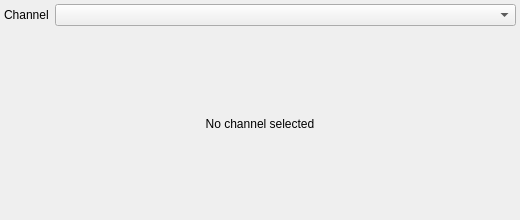
Before: the Qt Designer form plugins/feature/freqdisplay/freqdisplaygui.ui in thomasgi1/sdrangel, drawn with Qt 5.
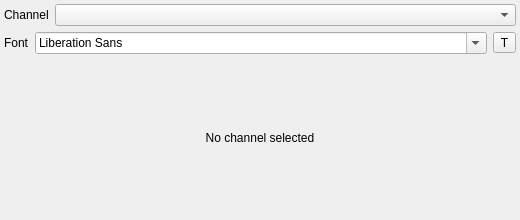
After: the same form once the commit is applied. Custom widgets are drawn as their Qt base class.

Commit message:
freqdisplay: add font family combo box and transparent background toggle
Agent-Logs-Url: https://github.com/srcejon/sdrangel/sessions/b4da7187-ba56-4943-ae14-800f326fb72b

Diff of the .ui file:
```diff
--- a/plugins/feature/freqdisplay/freqdisplaygui.ui
+++ b/plugins/feature/freqdisplay/freqdisplaygui.ui
@@ -68,6 +68,40 @@
       </item>
      </layout>
     </item>
+    <item>
+     <layout class="QHBoxLayout" name="fontLayout">
+      <item>
+       <widget class="QLabel" name="fontLabel">
+        <property name="text">
+         <string>Font</string>
+        </property>
+       </widget>
+      </item>
+      <item>
+       <widget class="QFontComboBox" name="fontFamily">
+        <property name="sizePolicy">
+         <sizepolicy hsizetype="Expanding" vsizetype="Fixed">
+          <horstretch>0</horstretch>
+          <verstretch>0</verstretch>
+         </sizepolicy>
+        </property>
+        <property name="toolTip">
+         <string>Select font family for the frequency display</string>
+        </property>
+       </widget>
+      </item>
+      <item>
+       <widget class="ButtonSwitch" name="transparentBackground">
+        <property name="toolTip">
+         <string>Toggle transparent window background</string>
+        </property>
+        <property name="text">
+         <string>T</string>
+        </property>
+       </widget>
+      </item>
+     </layout>
+    </item>
     <item>
      <widget class="QLabel" name="frequencyValue">
       <property name="sizePolicy">
@@ -94,6 +128,11 @@
    <header>gui/rollupcontents.h</header>
    <container>1</container>
   </customwidget>
+  <customwidget>
+   <class>ButtonSwitch</class>
+   <extends>QToolButton</extends>
+   <header>gui/buttonswitch.h</header>
+  </customwidget>
  </customwidgets>
  <resources/>
  <connections/>
```
The commit also changes 4 other files.
